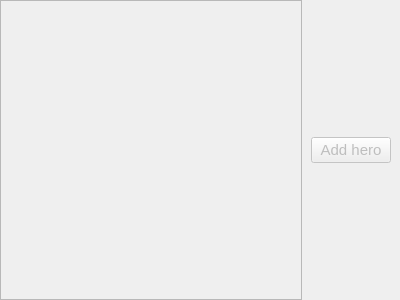
Qt form app/view/forms/heroesview.ui (r0nd0ud0u/qt-rpg) before a commit.
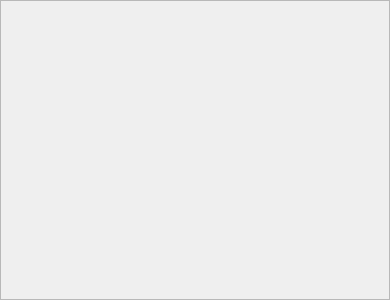
The same form after that commit.

Diff of the .ui file:
```diff
--- a/app/view/forms/heroesview.ui
+++ b/app/view/forms/heroesview.ui
@@ -6,7 +6,7 @@
    <rect>
     <x>0</x>
     <y>0</y>
-    <width>400</width>
+    <width>390</width>
     <height>300</height>
    </rect>
   </property>
@@ -44,7 +44,7 @@
        <rect>
         <x>0</x>
         <y>0</y>
-        <width>300</width>
+        <width>388</width>
         <height>298</height>
        </rect>
       </property>
@@ -52,22 +52,6 @@
      </widget>
     </widget>
    </item>
-   <item>
-    <widget class="QWidget" name="right_widget" native="true">
-     <layout class="QVBoxLayout" name="right_add_hero_lay">
-      <item>
-       <widget class="QPushButton" name="pushButton">
-        <property name="enabled">
-         <bool>false</bool>
-        </property>
-        <property name="text">
-         <string>Add hero</string>
-        </property>
-       </widget>
-      </item>
-     </layout>
-    </widget>
-   </item>
   </layout>
  </widget>
  <resources/>
```
